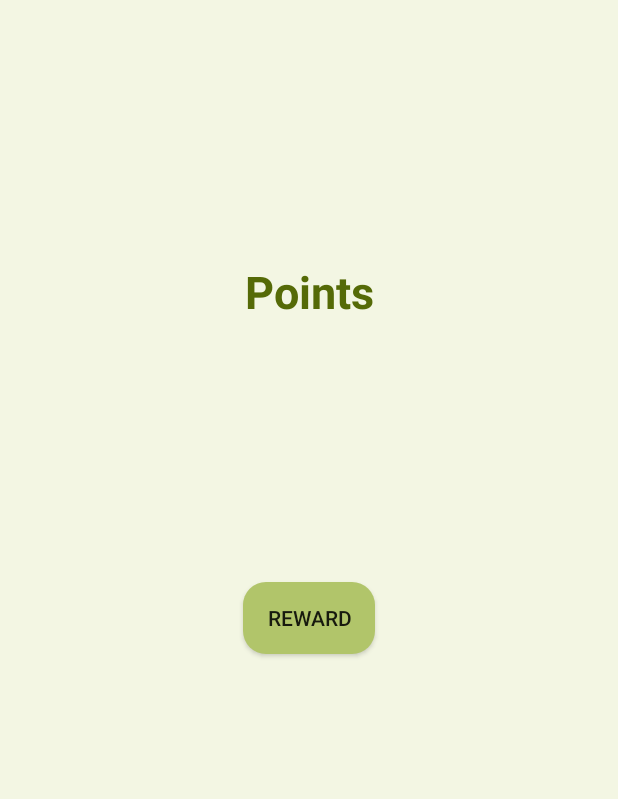
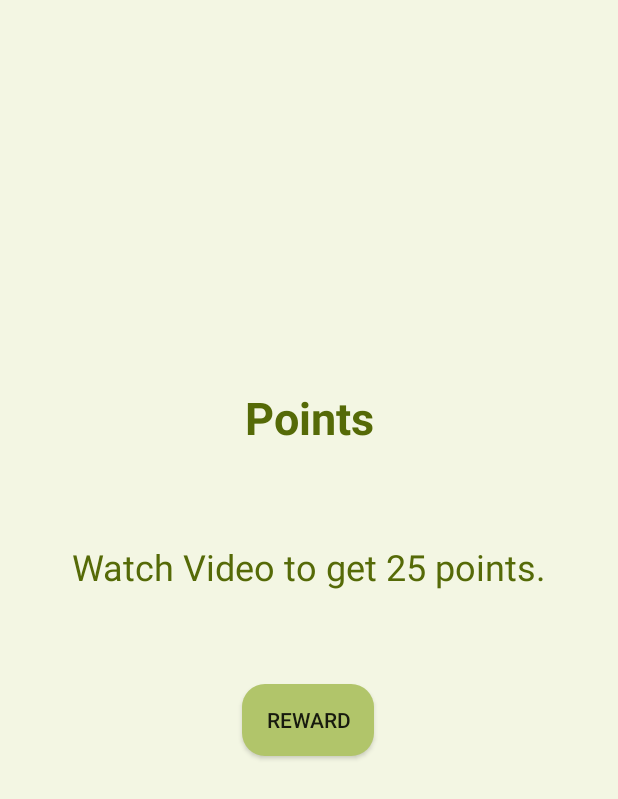
Before and after one commit to ojasjain24/OzChat, an Android app: the layout fragment_reward.xml on its own in the app's theme, with its tools: preview values and no code run, on a phone screen of 412 x 824 dp. Shown: the top 799 px of the screen. Run offline under Robolectric (Android 15) with nearby library versions, the phone set to English and light mode, and no system bars.

Commit message:
rewards completed

```diff
--- a/app/src/main/java/com/example/chatappv0/Fragments/chatFragment.java
+++ b/app/src/main/java/com/example/chatappv0/Fragments/chatFragment.java
@@ -6,6 +6,7 @@ import androidx.fragment.app.Fragment;
 import androidx.recyclerview.widget.LinearLayoutManager;
 import androidx.recyclerview.widget.RecyclerView;
 
+import android.util.Log;
 import android.view.LayoutInflater;
 import android.view.View;
 import android.view.ViewGroup;
@@ -139,6 +140,7 @@ public class  chatFragment extends Fragment {
     public void readusers() {
         FirebaseUser me = FirebaseAuth.getInstance().getCurrentUser();
         DatabaseReference databaseReference= FirebaseDatabase.getInstance().getReference("users").child(me.getUid()).child("friends");
+//        databaseReference.keepSynced(true);
         Query query = databaseReference.orderByChild("lastmsg");
         query.addValueEventListener(new ValueEventListener() {
             @Override
@@ -147,6 +149,7 @@ public class  chatFragment extends Fragment {
                 for (DataSnapshot snapshot : dataSnapshot.getChildren()) {
                     friendsModel user = snapshot.getValue(friendsModel.class);
                     userList.add(user);
+                    Log.d("ojaslearningfragment","--");
                 }
                 acceptedUserAdapter = new acceptedUserAdapter(getContext(), userList);
                 LinearLayoutManager manager =new LinearLayoutManager(getContext());
--- a/app/src/main/java/com/example/chatappv0/Fragments/rewardsFragment.java
+++ b/app/src/main/java/com/example/chatappv0/Fragments/rewardsFragment.java
@@ -37,6 +37,8 @@ import com.google.firebase.database.ValueEventListener;
 
 import java.util.HashMap;
 
+import static java.lang.Float.floatToIntBits;
+import static java.lang.Float.parseFloat;
 import static java.lang.Integer.parseInt;
 
 /**
@@ -247,11 +249,11 @@ public class rewardsFragment extends Fragment implements OnUserEarnedRewardListe
     public void showAd(int count,int close){
 
         if(rewardedInterstitialAd!=null) {
-            close =1;
+//            close =1;
             rewardedInterstitialAd.show(getActivity(), new OnUserEarnedRewardListener() {
                 @Override
                 public void onUserEarnedReward(@NonNull RewardItem rewardItem) {
-                    int pointsnew = parseInt(points) + 50;
+                    float pointsnew = parseFloat(points) + 25.00f;
                     reference.child("points").setValue(pointsnew+"");                }
             });
         }
--- a/app/src/main/res/layout/fragment_reward.xml
+++ b/app/src/main/res/layout/fragment_reward.xml
@@ -40,8 +40,10 @@
         android:text="Reward"
         app:layout_constraintBottom_toTopOf="@+id/adViewaf"
         app:layout_constraintEnd_toEndOf="parent"
+        app:layout_constraintHorizontal_bias="0.498"
         app:layout_constraintStart_toStartOf="parent"
-        app:layout_constraintTop_toBottomOf="@+id/adViewaf2" />
+        app:layout_constraintTop_toBottomOf="@+id/adViewaf2"
+        app:layout_constraintVertical_bias="0.588" />
 
     <TextView
         android:id="@+id/pointsText"
@@ -54,7 +56,21 @@
         android:textStyle="bold"
         app:layout_constraintBottom_toTopOf="@+id/adbutton"
         app:layout_constraintEnd_toEndOf="@+id/adbutton"
+        app:layout_constraintHorizontal_bias="1.0"
         app:layout_constraintStart_toStartOf="@+id/adbutton"
-        app:layout_constraintTop_toBottomOf="@+id/adViewaf2" />
+        app:layout_constraintTop_toBottomOf="@+id/adViewaf2"
+        app:layout_constraintVertical_bias="0.621" />
+
+    <TextView
+        android:id="@+id/textView8"
+        android:textSize="24dp"
+        android:textColor="@color/colorAccent"
+        android:layout_width="wrap_content"
+        android:layout_height="wrap_content"
+        android:text="Watch Video to get 25 points."
+        app:layout_constraintBottom_toTopOf="@+id/adbutton"
+        app:layout_constraintEnd_toEndOf="parent"
+        app:layout_constraintStart_toStartOf="parent"
+        app:layout_constraintTop_toBottomOf="@+id/pointsText" />
 
 </androidx.constraintlayout.widget.ConstraintLayout>
```
Also changed, not shown: app/src/main/java/com/example/chatappv0/Adapter/chatAdapter.java (+52 -3 lines), app/src/main/java/com/example/chatappv0/chatAppv0.java (added, +13 -0 lines), app/src/main/java/com/example/chatappv0/chatPage.java (+39 -8 lines), app/src/main/java/com/example/chatappv0/groupChat.java (+31 -1 lines), app/src/main/res/layout/file_type_dialog_box.xml (added, +50 -0 lines), app/src/main/res/drawable/document.png (added), app/src/main/res/drawable/gallery.png (added), app/src/main/res/drawable/headphones.png (added), app/src/main/res/layout/right_message_adapter.xml (line endings or trailing spaces).
